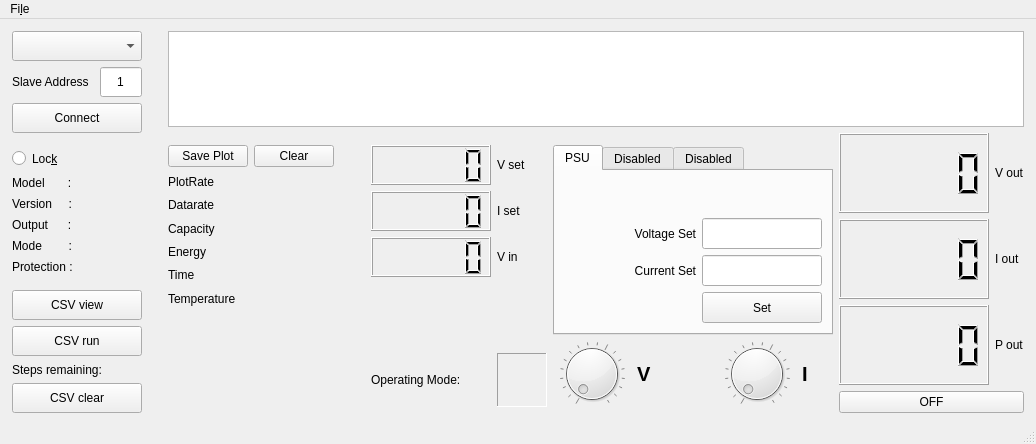
kbs3056/XY6015L_pyGUI, file source_files/dps_GUI.ui: the form before one commit.
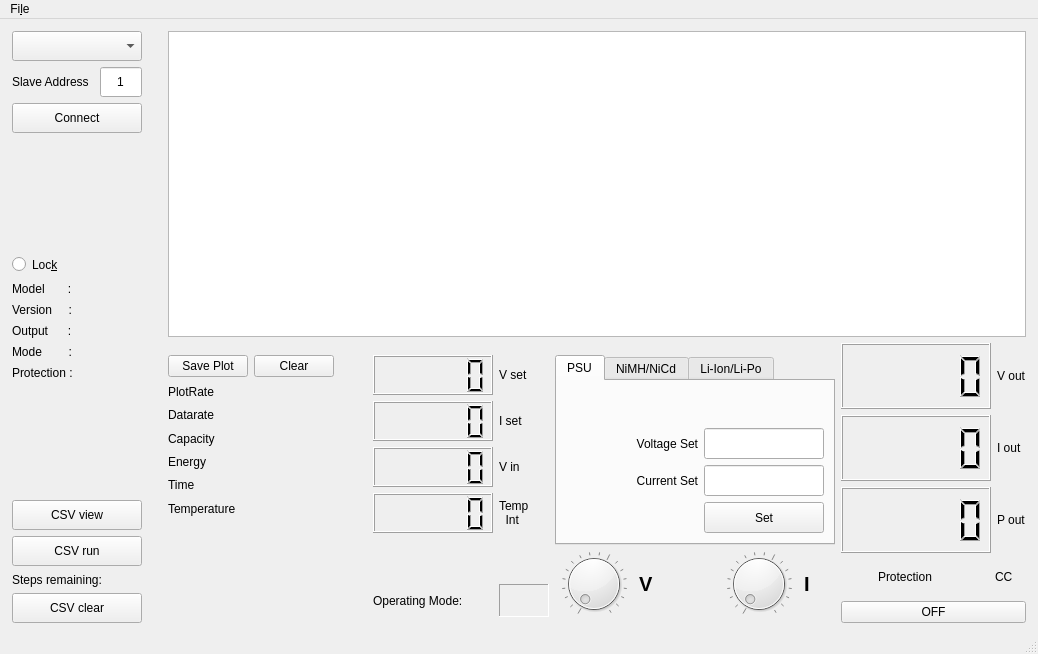
The form after the commit. Icons and pictures are not drawn. Custom widgets are drawn as their Qt base class.

```diff
--- a/source_files/dps_GUI.ui
+++ b/source_files/dps_GUI.ui
@@ -6,8 +6,8 @@
    <rect>
     <x>0</x>
     <y>0</y>
-    <width>1036</width>
-    <height>444</height>
+    <width>1038</width>
+    <height>654</height>
    </rect>
   </property>
   <property name="windowTitle">
@@ -281,7 +281,7 @@
         </widget>
         <widget class="QWidget" name="tab_2">
          <attribute name="title">
-          <string>Disabled</string>
+          <string>NiMH/NiCd</string>
          </attribute>
          <widget class="QWidget" name="layoutWidget">
           <property name="geometry">
@@ -534,7 +534,7 @@
         </widget>
         <widget class="QWidget" name="tab_3">
          <attribute name="title">
-          <string>Disabled</string>
+          <string>Li-Ion/Li-Po</string>
          </attribute>
          <widget class="QWidget" name="layoutWidget_2">
           <property name="geometry">
@@ -1028,6 +1028,31 @@
           </property>
          </widget>
         </item>
+        <item>
+         <widget class="QLCDNumber" name="lcdNumber_temp_internal">
+          <property name="sizePolicy">
+           <sizepolicy hsizetype="Fixed" vsizetype="Minimum">
+            <horstretch>0</horstretch>
+            <verstretch>0</verstretch>
+           </sizepolicy>
+          </property>
+          <property name="minimumSize">
+           <size>
+            <width>120</width>
+            <height>40</height>
+           </size>
+          </property>
+          <property name="maximumSize">
+           <size>
+            <width>16777215</width>
+            <height>40</height>
+           </size>
+          </property>
+          <property name="smallDecimalPoint">
+           <bool>true</bool>
+          </property>
+         </widget>
+        </item>
         <item>
          <spacer name="verticalSpacer_5">
           <property name="orientation">
@@ -1039,7 +1064,7 @@
           <property name="sizeHint" stdset="0">
            <size>
             <width>20</width>
-            <height>70</height>
+            <height>45</height>
            </size>
           </property>
          </spacer>
@@ -1130,6 +1155,32 @@
           </property>
          </widget>
         </item>
+        <item>
+         <widget class="QLabel" name="label_25">
+          <property name="sizePolicy">
+           <sizepolicy hsizetype="Fixed" vsizetype="Preferred">
+            <horstretch>0</horstretch>
+            <verstretch>0</verstretch>
+           </sizepolicy>
+          </property>
+          <property name="minimumSize">
+           <size>
+            <width>50</width>
+            <height>40</height>
+           </size>
+          </property>
+          <property name="maximumSize">
+           <size>
+            <width>50</width>
+            <height>40</height>
+           </size>
+          </property>
+          <property name="text">
+           <string>Temp
+  Int</string>
+          </property>
+         </widget>
+        </item>
         <item>
          <spacer name="verticalSpacer_2">
           <property name="orientation">
@@ -1141,7 +1192,7 @@
           <property name="sizeHint" stdset="0">
            <size>
             <width>20</width>
-            <height>70</height>
+            <height>45</height>
            </size>
           </property>
          </spacer>
@@ -1422,6 +1473,114 @@
         </item>
        </layout>
       </item>
+      <item>
+       <layout class="QHBoxLayout" name="horizontalLayout_10">
+        <item>
+         <widget class="QLabel" name="label_led_prot">
+          <property name="sizePolicy">
+           <sizepolicy hsizetype="Fixed" vsizetype="Fixed">
+            <horstretch>0</horstretch>
+            <verstretch>0</verstretch>
+           </sizepolicy>
+          </property>
+          <property name="maximumSize">
+           <size>
+            <width>36</width>
+            <height>36</height>
+           </size>
+          </property>
+          <property name="text">
+           <string/>
+          </property>
+          <property name="pixmap">
+           <pixmap>icon/led_off.png</pixmap>
+          </property>
+         </widget>
+        </item>
+        <item>
+         <widget class="QLabel" name="label_27">
+          <property name="sizePolicy">
+           <sizepolicy hsizetype="Preferred" vsizetype="Fixed">
+            <horstretch>0</horstretch>
+            <verstretch>0</verstretch>
+           </sizepolicy>
+          </property>
+          <property name="maximumSize">
+           <size>
+            <width>16777215</width>
+            <height>36</height>
+           </size>
+          </property>
+          <property name="text">
+           <string>Protection</string>
+          </property>
+          <property name="alignment">
+           <set>Qt::AlignLeading|Qt::AlignLeft|Qt::AlignVCenter</set>
+          </property>
+         </widget>
+        </item>
+        <item>
+         <spacer name="horizontalSpacer_8">
+          <property name="orientation">
+           <enum>Qt::Horizontal</enum>
+          </property>
+          <property name="sizeType">
+           <enum>QSizePolicy::Fixed</enum>
+          </property>
+          <property name="sizeHint" stdset="0">
+           <size>
+            <width>20</width>
+            <height>20</height>
+           </size>
+          </property>
+         </spacer>
+        </item>
+        <item>
+         <widget class="QLabel" name="label_led">
+          <property name="sizePolicy">
+           <sizepolicy hsizetype="Fixed" vsizetype="Fixed">
+            <horstretch>0</horstretch>
+            <verstretch>0</verstretch>
+           </sizepolicy>
+          </property>
+          <property name="maximumSize">
+           <size>
+            <width>36</width>
+            <height>36</height>
+           </size>
+          </property>
+          <property name="text">
+           <string/>
+          </property>
+          <property name="pixmap">
+           <pixmap>icon/led_off.png</pixmap>
+          </property>
+         </widget>
+        </item>
+        <item>
+         <widget class="QLabel" name="label_24">
+          <property name="sizePolicy">
+           <sizepolicy hsizetype="Preferred" vsizetype="Fixed">
+            <horstretch>0</horstretch>
+            <verstretch>0</verstretch>
+           </sizepolicy>
+          </property>
+          <property name="maximumSize">
+           <size>
+            <width>16777215</width>
+            <height>36</height>
+           </size>
+          </property>
+          <property name="text">
+           <string>CC</string>
+          </property>
+          <property name="alignment">
+           <set>Qt::AlignLeading|Qt::AlignLeft|Qt::AlignVCenter</set>
+          </property>
+         </widget>
+        </item>
+       </layout>
+      </item>
       <item>
        <widget class="QPushButton" name="pushButton_onoff">
         <property name="sizePolicy">
@@ -1859,7 +2018,7 @@
     <rect>
      <x>0</x>
      <y>0</y>
-     <width>1036</width>
+     <width>1038</width>
      <height>22</height>
     </rect>
    </property>
```
